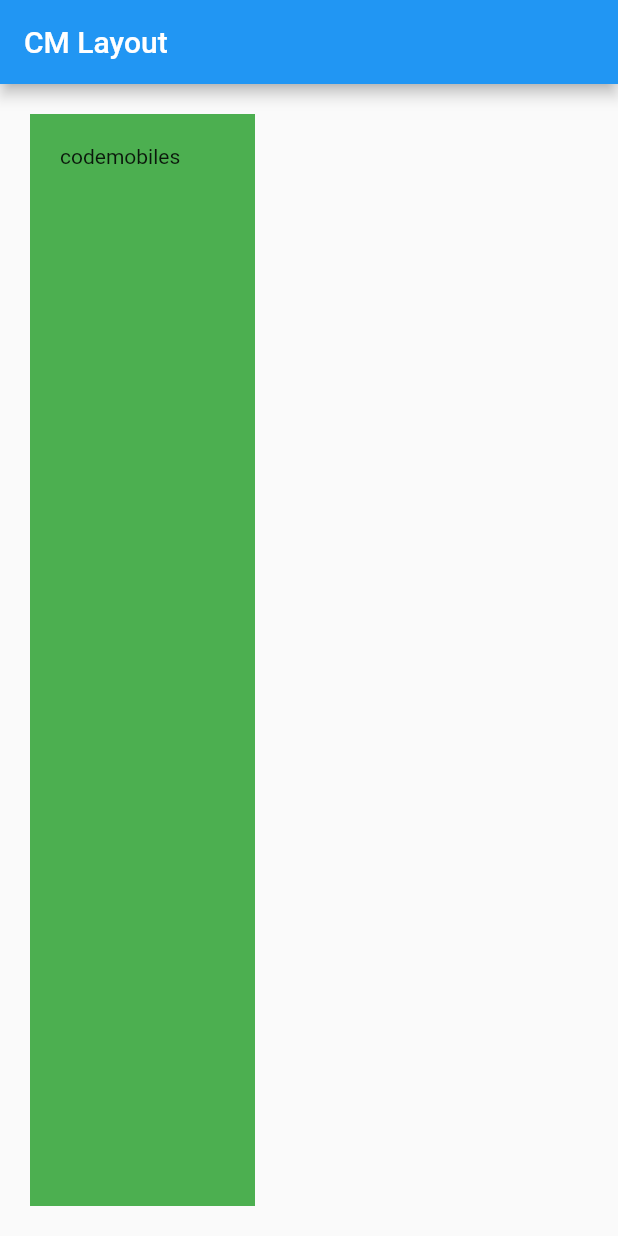
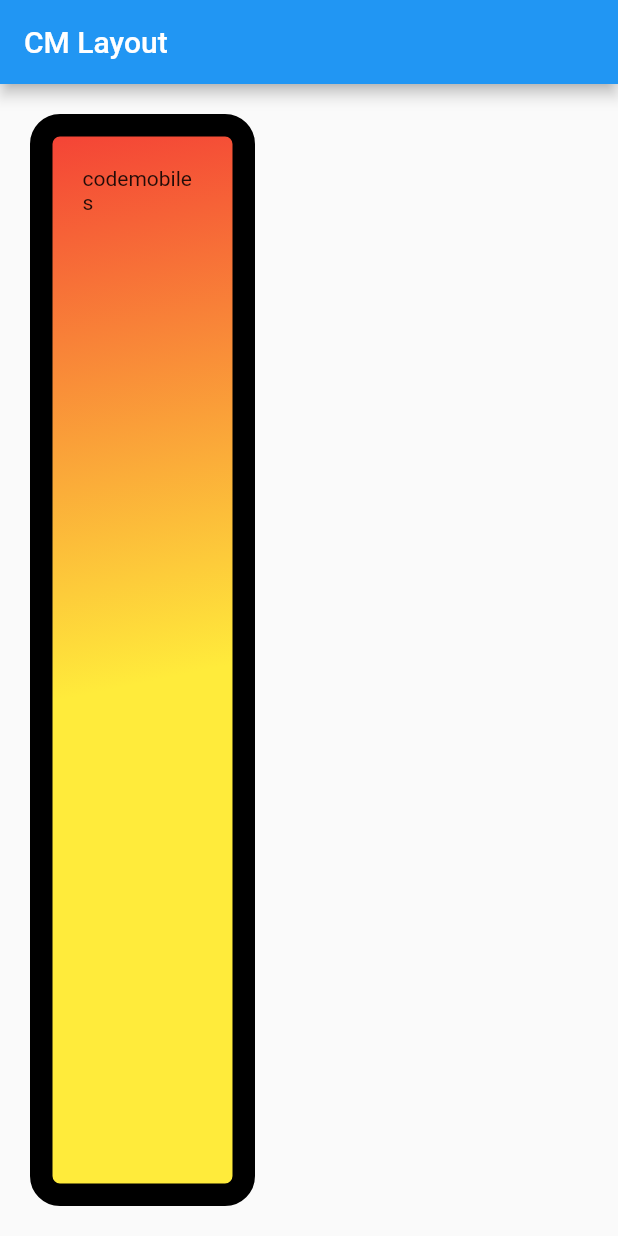
Before and after one commit to boss29024/flutter_hello_world, a Flutter app: the screen it shows after launch, on a phone screen of 412 x 824 dp. Run offline on Flutter 3.47's test engine with Material 2 defaults, Android fonts, the phone set to English and light mode, and no system bars.

Commit message:
-ไล่สี

```diff
--- a/lib/main.dart
+++ b/lib/main.dart
@@ -20,7 +20,14 @@ class MyApp extends StatelessWidget {
           constraints: BoxConstraints.expand(width: 150),
           // alignment: Alignment.topCenter,
           child: Text("codemobiles"),
-          decoration: BoxDecoration(color: Colors.green),
+          decoration: BoxDecoration(
+              color: Colors.green,
+              border: Border.all(
+                  width: 15, color: Colors.black, style: BorderStyle.solid),
+              borderRadius: BorderRadius.circular(20),
+              gradient: LinearGradient(
+                  colors: [Colors.red, Colors.yellow],
+                  begin: Alignment.topCenter)),
         ),
         // body: Center(
         //   child: Text(
```
